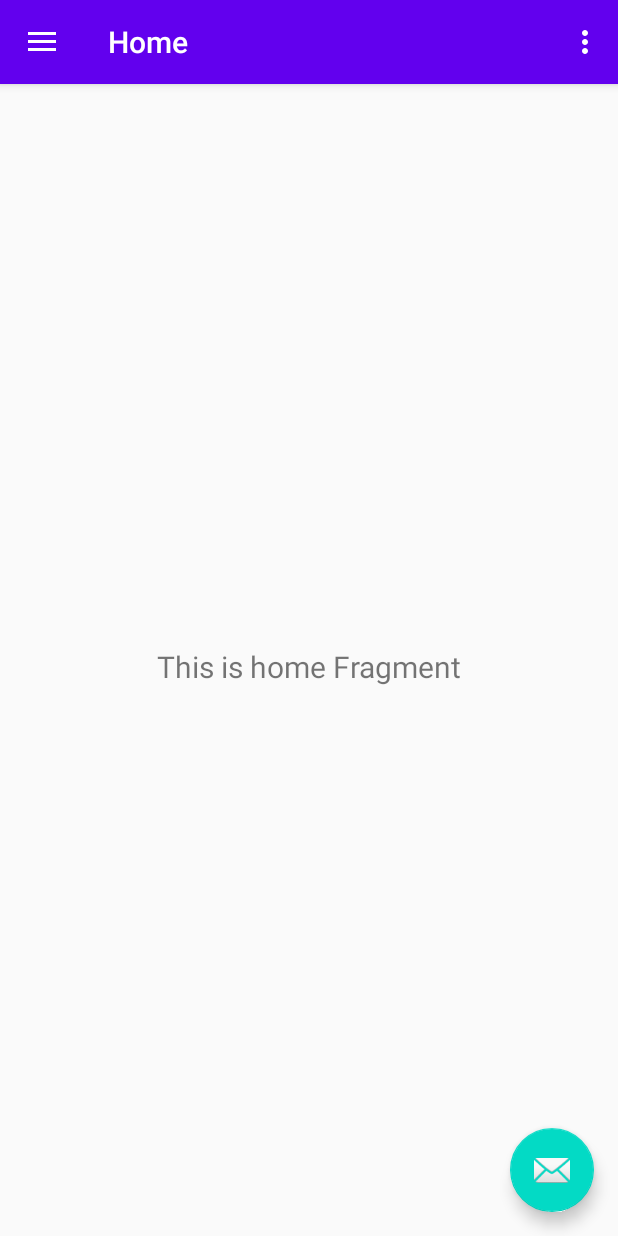
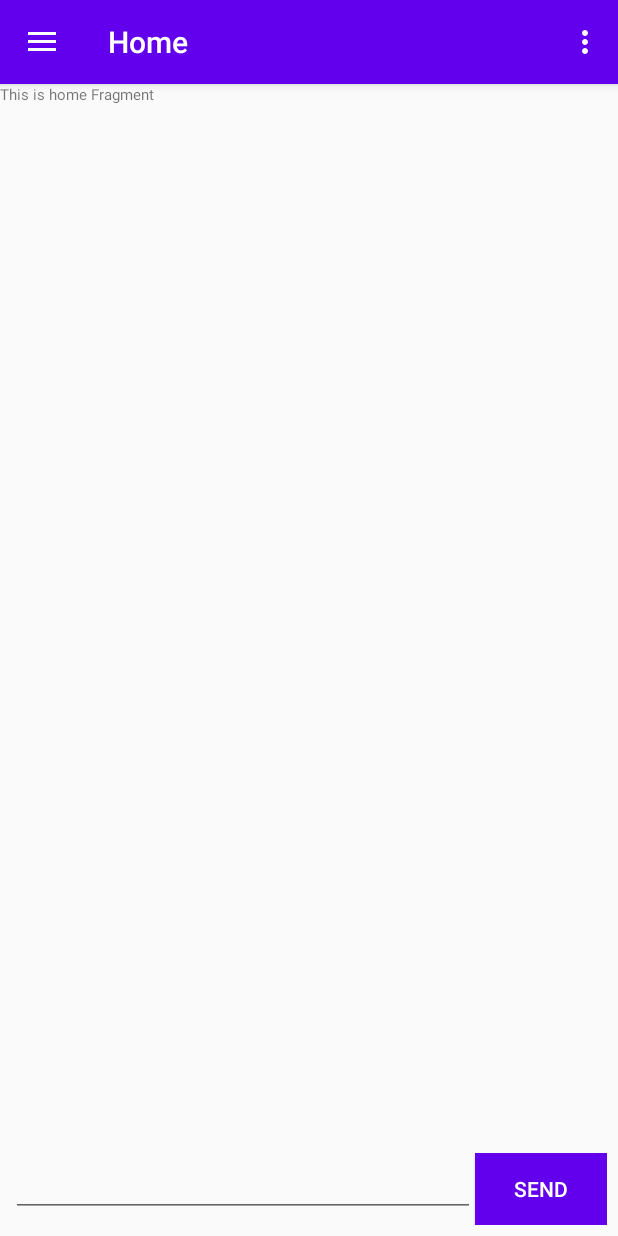
Before and after one commit to partha2000/Cartero-A-realtime_chat_application, an Android app: the screen it shows after launch (MainActivity), on a phone screen of 412 x 824 dp. Run offline under Robolectric (Android 15) with nearby library versions, the phone set to English and light mode, and no system bars; our stand-ins replace navigation-ui.

Commit message:
added firebase dependencies

```diff
--- a/realtime_chat_application/app/build.gradle
+++ b/realtime_chat_application/app/build.gradle
@@ -30,6 +30,8 @@ android {
         jvmTarget = '1.8'
     }
 }
+apply plugin: 'com.android.application'
+apply plugin: 'com.google.gms.google-services'
 
 dependencies {
     implementation fileTree(dir: "libs", include: ["*.jar"])
@@ -48,4 +50,6 @@ dependencies {
     androidTestImplementation 'androidx.test.ext:junit:1.1.1'
     androidTestImplementation 'androidx.test.espresso:espresso-core:3.2.0'
 
+    implementation 'com.google.firebase:firebase-analytics:17.2.2'
+
 }
--- a/realtime_chat_application/app/src/main/java/com/example/realtime_chat_application/MainActivity.kt
+++ b/realtime_chat_application/app/src/main/java/com/example/realtime_chat_application/MainActivity.kt
@@ -2,6 +2,7 @@ package com.example.realtime_chat_application
 
 import android.os.Bundle
 import android.view.Menu
+import android.widget.Button
 import com.google.android.material.floatingactionbutton.FloatingActionButton
 import com.google.android.material.snackbar.Snackbar
 import com.google.android.material.navigation.NavigationView
@@ -24,11 +25,11 @@ class MainActivity : AppCompatActivity() {
         val toolbar: Toolbar = findViewById(R.id.toolbar)
         setSupportActionBar(toolbar)
 
-        val fab: FloatingActionButton = findViewById(R.id.fab)
-        fab.setOnClickListener { view ->
-            Snackbar.make(view, "Replace with your own action", Snackbar.LENGTH_LONG)
-                    .setAction("Action", null).show()
-        }
+//        val fab: Button = findViewById(R.id.send_message)
+//        fab.setOnClickListener { view ->
+//            Snackbar.make(view, "Replace with your own action", Snackbar.LENGTH_LONG)
+//                    .setAction("Action", null).show()
+//        }
         val drawerLayout: DrawerLayout = findViewById(R.id.drawer_layout)
         val navView: NavigationView = findViewById(R.id.nav_view)
         val navController = findNavController(R.id.nav_host_fragment)
--- a/realtime_chat_application/app/src/main/res/layout/app_bar_main.xml
+++ b/realtime_chat_application/app/src/main/res/layout/app_bar_main.xml
@@ -22,12 +22,6 @@
 
     <include layout="@layout/content_main" />
 
-    <com.google.android.material.floatingactionbutton.FloatingActionButton
-        android:id="@+id/fab"
-        android:layout_width="wrap_content"
-        android:layout_height="wrap_content"
-        android:layout_gravity="bottom|end"
-        android:layout_margin="@dimen/fab_margin"
-        app:srcCompat="@android:drawable/ic_dialog_email" />
+
 
 </androidx.coordinatorlayout.widget.CoordinatorLayout>
--- a/realtime_chat_application/app/src/main/res/layout/content_main.xml
+++ b/realtime_chat_application/app/src/main/res/layout/content_main.xml
@@ -16,5 +16,7 @@
         app:layout_constraintLeft_toLeftOf="parent"
         app:layout_constraintRight_toRightOf="parent"
         app:layout_constraintTop_toTopOf="parent"
-        app:navGraph="@navigation/mobile_navigation" />
+        app:navGraph="@navigation/mobile_navigation" >
+
+    </fragment>
 </androidx.constraintlayout.widget.ConstraintLayout>
--- a/realtime_chat_application/app/src/main/res/layout/fragment_home.xml
+++ b/realtime_chat_application/app/src/main/res/layout/fragment_home.xml
@@ -6,17 +6,50 @@
     android:layout_height="match_parent"
     tools:context=".ui.home.HomeFragment">
 
-    <TextView
-        android:id="@+id/text_home"
+    <RelativeLayout
         android:layout_width="match_parent"
-        android:layout_height="wrap_content"
-        android:layout_marginStart="8dp"
-        android:layout_marginTop="8dp"
-        android:layout_marginEnd="8dp"
-        android:textAlignment="center"
-        android:textSize="20sp"
+        android:layout_height="match_parent"
         app:layout_constraintBottom_toBottomOf="parent"
         app:layout_constraintEnd_toEndOf="parent"
         app:layout_constraintStart_toStartOf="parent"
-        app:layout_constraintTop_toTopOf="parent" />
+        app:layout_constraintTop_toTopOf="parent"
+        android:gravity="bottom"
+        >
+
+        <androidx.recyclerview.widget.RecyclerView
+            android:id="@+id/message_list"
+            android:layout_width="match_parent"
+            android:layout_height="wrap_content"
+            />
+
+        <RelativeLayout
+            android:layout_width="match_parent"
+            android:layout_height="wrap_content"
+            android:layout_below="@+id/message_list"
+            android:padding="7dp">
+
+            <EditText
+                android:id="@+id/new_message"
+                android:layout_width="match_parent"
+                android:layout_height="wrap_content"
+                android:layout_toLeftOf="@+id/send_message"
+                android:textSize="16sp" />
+
+            <Button
+                android:id="@+id/send_message"
+                android:layout_width="wrap_content"
+                android:layout_height="wrap_content"
+                android:background="@color/colorPrimary"
+                android:text="send"
+                android:textColor="@android:color/white"
+                android:layout_alignParentEnd="true" />
+        </RelativeLayout>
+
+    </RelativeLayout>
+    <TextView
+        android:id="@+id/text_home"
+        android:layout_width="wrap_content"
+        android:layout_height="wrap_content"
+        android:textSize="10sp"
+        />
 </androidx.constraintlayout.widget.ConstraintLayout>
--- a/realtime_chat_application/build.gradle
+++ b/realtime_chat_application/build.gradle
@@ -8,7 +8,7 @@ buildscript {
     dependencies {
         classpath "com.android.tools.build:gradle:4.0.0"
         classpath "org.jetbrains.kotlin:kotlin-gradle-plugin:$kotlin_version"
-
+        classpath 'com.google.gms:google-services:4.3.3'
         // NOTE: Do not place your application dependencies here; they belong
         // in the individual module build.gradle files
     }
```
Also changed, not shown: 1 other file.
